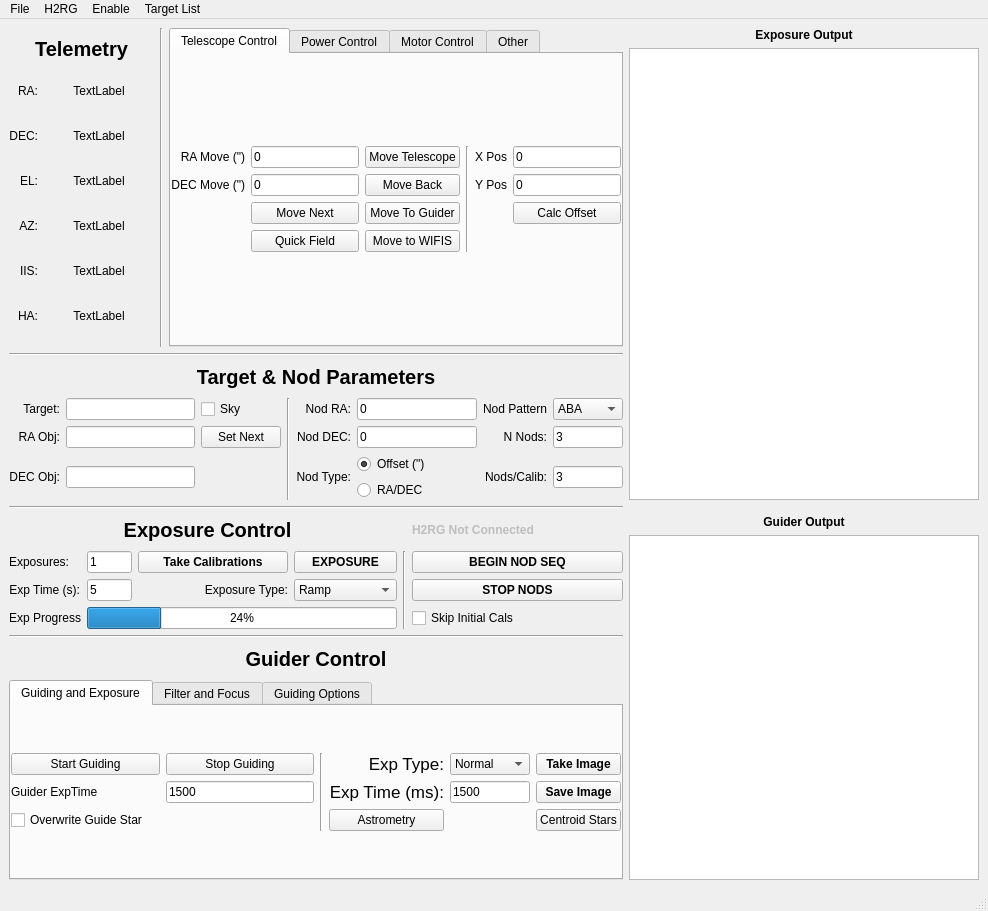
First picture: the form in WIFIS_NEW.ui, repository WIFIS-Team/controlcode-new, before the edit.
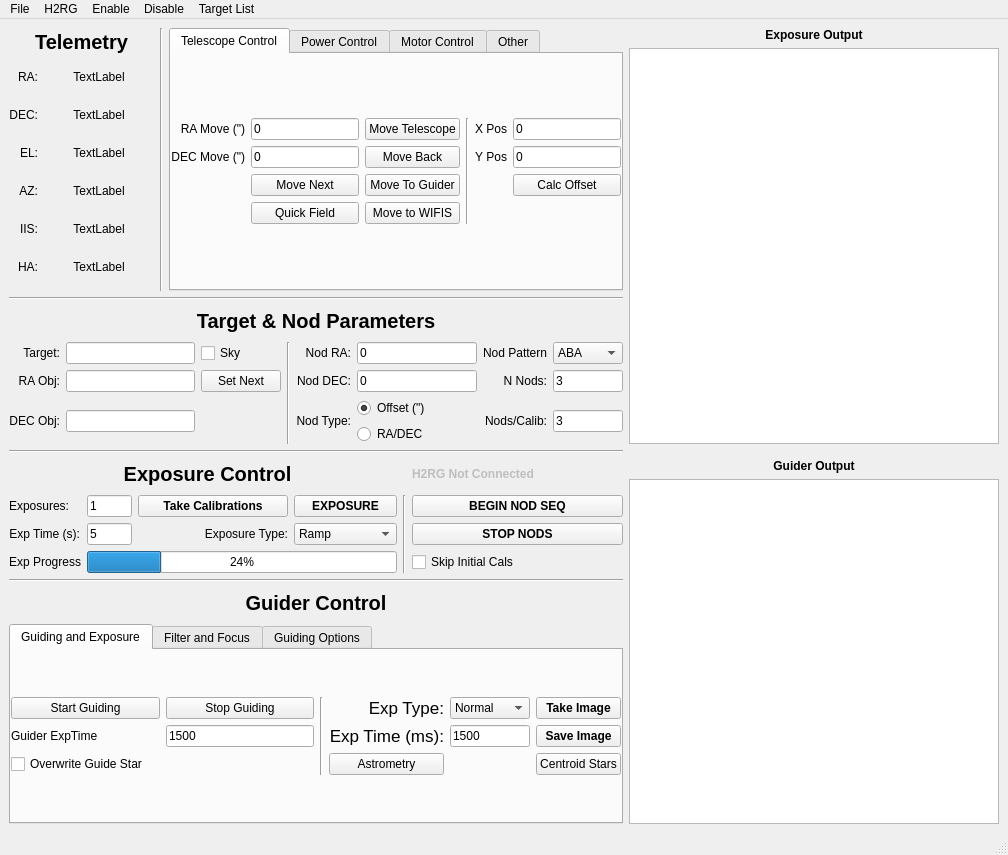
Second picture: the form after the edit. The open tabs and pages were chosen to show the change.

Commit message: Added new disconnect feature to gui design

What changed in the file:
```diff
--- a/WIFIS_NEW.ui
+++ b/WIFIS_NEW.ui
@@ -6,8 +6,8 @@
    <rect>
     <x>0</x>
     <y>0</y>
-    <width>988</width>
-    <height>911</height>
+    <width>1008</width>
+    <height>855</height>
    </rect>
   </property>
   <property name="sizePolicy">
@@ -3239,7 +3239,7 @@
     <rect>
      <x>0</x>
      <y>0</y>
-     <width>988</width>
+     <width>1008</width>
      <height>22</height>
     </rect>
    </property>
@@ -3276,9 +3276,21 @@
     <addaction name="LoadTargetsAction"/>
     <addaction name="separator"/>
    </widget>
+   <widget class="QMenu" name="menuDisable">
+    <property name="title">
+     <string>Disable</string>
+    </property>
+    <addaction name="DisableGuider"/>
+    <addaction name="DisableCalibUnit"/>
+    <addaction name="DisableTelescope"/>
+    <addaction name="DisablePower"/>
+    <addaction name="DisableH2RG"/>
+    <addaction name="DisbleMotors"/>
+   </widget>
    <addaction name="menuFile"/>
    <addaction name="menuInitialie"/>
    <addaction name="menuConnect"/>
+   <addaction name="menuDisable"/>
    <addaction name="menuTarget_List"/>
   </widget>
   <action name="actionConnect">
```
Left out of the diff: 32 changed lines with no effect on the pictures.
